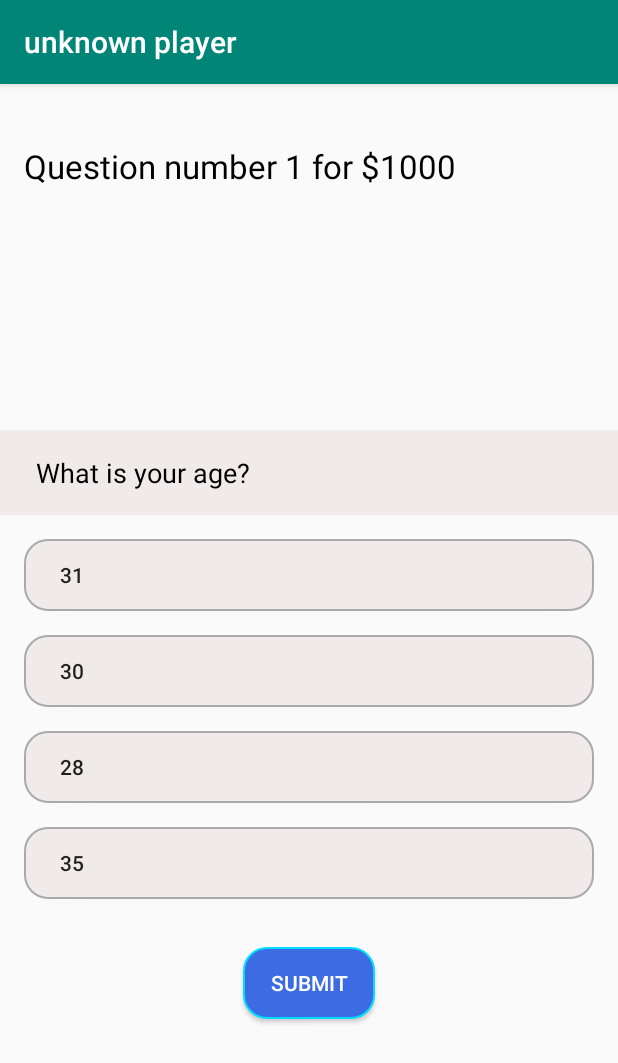
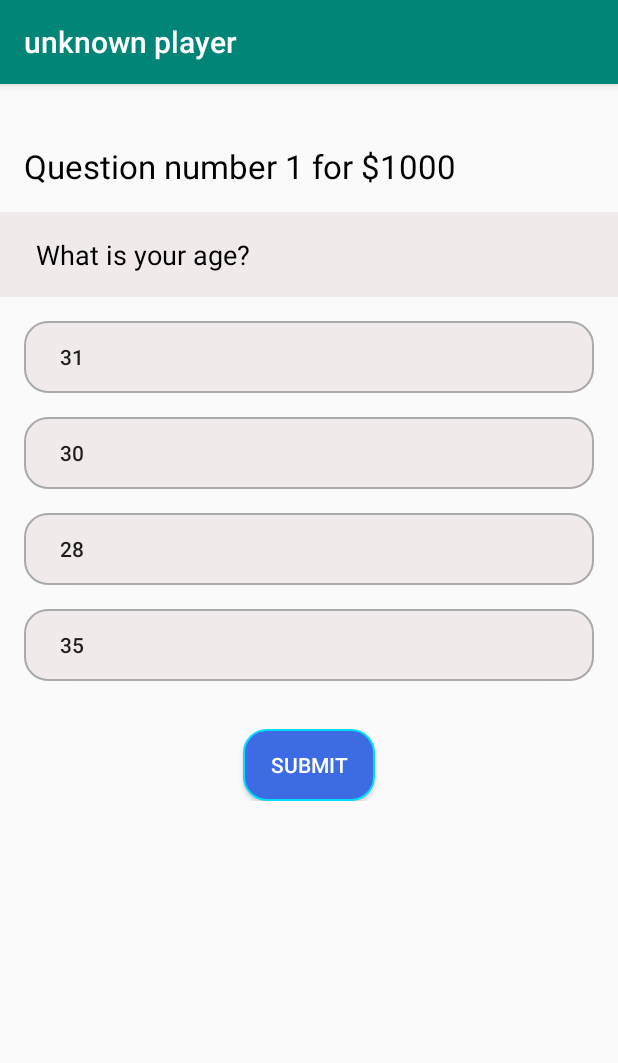
Before and after one commit to nawadeveloper/millionaire, an Android app: the screen it shows after launch (GameActivity), after a tap on "START", on a phone screen of 412 x 824 dp. Shown: the top 1063 px of the screen. Run offline under Robolectric (Android 15) with nearby library versions, the phone set to English and light mode, and no system bars; our stand-ins replace data binding.

Commit message:
activities change animation added

```diff
--- /dev/null
+++ b/app/src/main/res/anim/slide_in_left.xml
@@ -0,0 +1,9 @@
+<?xml version="1.0" encoding="utf-8"?>
+<set xmlns:android="http://schemas.android.com/apk/res/android">
+
+    <translate
+        android:fromXDelta="-100%"
+        android:toXDelta="0"
+        android:duration ="@android:integer/config_mediumAnimTime"/>
+
+</set>
--- /dev/null
+++ b/app/src/main/res/anim/slide_in_right.xml
@@ -0,0 +1,9 @@
+<?xml version="1.0" encoding="utf-8"?>
+<set xmlns:android="http://schemas.android.com/apk/res/android">
+
+    <translate
+        android:fromXDelta="100%"
+        android:toXDelta="0"
+        android:duration ="@android:integer/config_mediumAnimTime"/>
+
+</set>
--- /dev/null
+++ b/app/src/main/res/anim/slide_out_left.xml
@@ -0,0 +1,9 @@
+<?xml version="1.0" encoding="utf-8"?>
+<set xmlns:android="http://schemas.android.com/apk/res/android">
+
+    <translate
+        android:fromXDelta="0"
+        android:toXDelta="-100%"
+        android:duration ="@android:integer/config_mediumAnimTime"/>
+
+</set>
--- /dev/null
+++ b/app/src/main/res/anim/slide_out_right.xml
@@ -0,0 +1,9 @@
+<?xml version="1.0" encoding="utf-8"?>
+<set xmlns:android="http://schemas.android.com/apk/res/android">
+
+    <translate
+        android:fromXDelta="0"
+        android:toXDelta="100%"
+        android:duration ="@android:integer/config_mediumAnimTime"/>
+
+</set>
--- a/app/src/main/res/layout/activity_game.xml
+++ b/app/src/main/res/layout/activity_game.xml
@@ -1,52 +1,57 @@
 <?xml version="1.0" encoding="utf-8"?>
-<layout
-    xmlns:android="http://schemas.android.com/apk/res/android"
+<layout xmlns:android="http://schemas.android.com/apk/res/android"
     xmlns:app="http://schemas.android.com/apk/res-auto"
     xmlns:tools="http://schemas.android.com/tools">
 
     <data>
+
         <variable
             name="question"
             type="np.com.nawarajbista.millionaire.viewmodel.DataBindingQuestion" />
     </data>
 
+    <ScrollView
+        android:layout_width="match_parent"
+        android:layout_height="match_parent">
+
+
         <android.support.constraint.ConstraintLayout
             android:layout_width="match_parent"
-        android:layout_height="match_parent"
+            android:layout_height="wrap_content"
             tools:context=".GameActivity">
 
 
             <TextView
+                android:id="@+id/TextView_win_message"
                 android:layout_width="match_parent"
                 android:layout_height="wrap_content"
-            android:id="@+id/TextView_win_message"
-            app:layout_constraintStart_toStartOf="parent"
-            app:layout_constraintEnd_toEndOf="parent"
-            app:layout_constraintTop_toTopOf="parent"
                 android:layout_marginTop="24dp"
+                android:padding="16dp"
                 android:text="@{question.message}"
                 android:textColor="@android:color/black"
-            tools:text="@string/question_number_1_1000"
-            android:padding="16dp"
-            android:textSize="22sp"/>
+                android:textSize="22sp"
+                app:layout_constraintEnd_toEndOf="parent"
+                app:layout_constraintStart_toStartOf="parent"
+                app:layout_constraintTop_toTopOf="parent"
+                tools:text="@string/question_number_1_1000" />
 
             <TextView
                 android:id="@+id/textView_question"
                 android:layout_width="match_parent"
                 android:layout_height="wrap_content"
                 android:background="@color/btnBackgroundNormal"
+                android:gravity="center_vertical"
                 android:padding="16dp"
-            android:gravity="center_vertical"
                 android:paddingStart="24dp"
                 android:paddingEnd="24dp"
                 android:text="@{question.q}"
                 android:textColor="@android:color/black"
                 android:textSize="18sp"
-            app:layout_constraintVertical_chainStyle="packed"
                 app:layout_constraintBottom_toTopOf="@id/button_option_one"
                 app:layout_constraintEnd_toEndOf="parent"
                 app:layout_constraintStart_toStartOf="parent"
-            app:layout_constraintTop_toBottomOf="@id/TextView_win_message" />
+                app:layout_constraintTop_toBottomOf="@id/TextView_win_message"
+                app:layout_constraintVertical_chainStyle="packed" />
 
             <Button
                 android:id="@+id/button_option_one"
@@ -55,10 +60,10 @@
                 android:layout_marginLeft="16dp"
                 android:layout_marginTop="16dp"
                 android:layout_marginRight="16dp"
+                android:background="@drawable/btn_background_normal"
                 android:gravity="center_vertical"
                 android:paddingStart="24dp"
                 android:paddingEnd="24dp"
-            android:background="@drawable/btn_background_normal"
                 android:text="@{question.options[0]}"
                 app:layout_constraintBottom_toTopOf="@id/button_option_two"
                 app:layout_constraintEnd_toEndOf="parent"
@@ -72,10 +77,10 @@
                 android:layout_marginLeft="16dp"
                 android:layout_marginTop="16dp"
                 android:layout_marginRight="16dp"
+                android:background="@drawable/btn_background_normal"
                 android:gravity="center_vertical"
                 android:paddingStart="24dp"
                 android:paddingEnd="24dp"
-            android:background="@drawable/btn_background_normal"
                 android:text="@{question.options[1]}"
                 app:layout_constraintBottom_toTopOf="@id/button_option_three"
                 app:layout_constraintEnd_toEndOf="parent"
@@ -89,10 +94,10 @@
                 android:layout_marginLeft="16dp"
                 android:layout_marginTop="16dp"
                 android:layout_marginRight="16dp"
+                android:background="@drawable/btn_background_normal"
                 android:gravity="center_vertical"
                 android:paddingStart="24dp"
                 android:paddingEnd="24dp"
-            android:background="@drawable/btn_background_normal"
                 android:text="@{question.options[2]}"
                 app:layout_constraintBottom_toTopOf="@id/button_option_four"
                 app:layout_constraintEnd_toEndOf="parent"
@@ -123,12 +128,14 @@
                 android:layout_marginTop="32dp"
                 android:background="@drawable/btn_background_submit"
                 android:text="@string/submit"
+                android:textColor="@android:color/white"
                 app:layout_constraintBottom_toBottomOf="parent"
-            android:textColor="@android:color/white"
                 app:layout_constraintEnd_toEndOf="parent"
                 app:layout_constraintStart_toStartOf="parent"
                 app:layout_constraintTop_toBottomOf="@id/button_option_four" />
 
         </android.support.constraint.ConstraintLayout>
+    </ScrollView>
+
 
 </layout>
--- a/app/src/main/res/values/styles.xml
+++ b/app/src/main/res/values/styles.xml
@@ -6,6 +6,14 @@
         <item name="colorPrimary">@color/colorPrimary</item>
         <item name="colorPrimaryDark">@color/colorPrimaryDark</item>
         <item name="colorAccent">@color/colorAccent</item>
+        <item name="android:windowAnimationStyle">@style/ActivitiesAnimation</item>
+    </style>
+
+    <style name="ActivitiesAnimation" parent="@android:style/Animation.Activity">
+        <item name="android:activityOpenEnterAnimation">@anim/slide_in_right</item>
+        <item name="android:activityOpenExitAnimation">@anim/slide_out_left</item>
+        <item name="android:activityCloseEnterAnimation">@anim/slide_in_left</item>
+        <item name="android:activityCloseExitAnimation">@anim/slide_out_right</item>
     </style>
 
 </resources>
```
Lines whose indentation alone changed are shown as unchanged.
